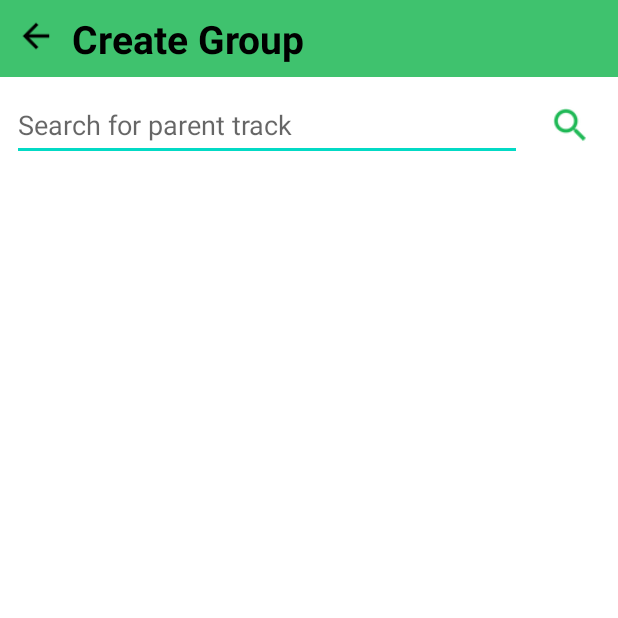
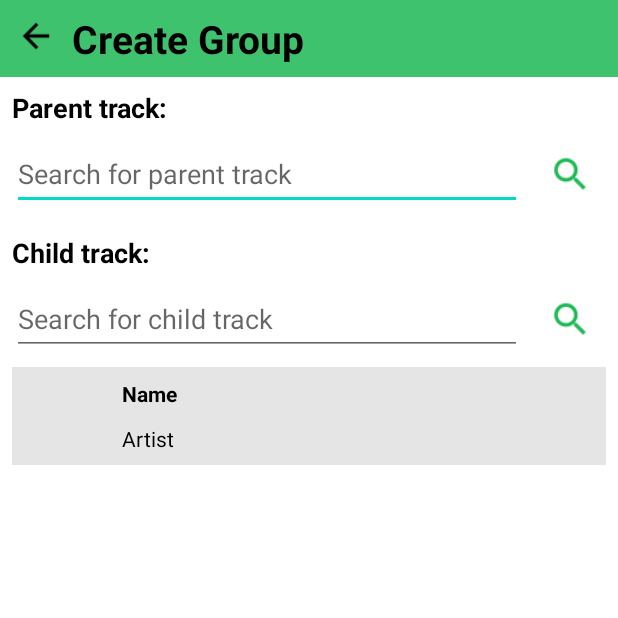
Before and after one commit to NathanCioppa/SpotifyAutoQueue, an Android app: the CreateGroupActivity screen opened directly, with no data from a screen before it, on a phone screen of 412 x 824 dp, the top half of it. Run offline under Robolectric (Android 15) with nearby library versions, the phone set to English and light mode, and no system bars; pictures from the network do not load.

Commit message:
started setting up child track search

```diff
--- a/app/src/main/java/com/example/spotifyautoqueue/CreateGroupActivity.java
+++ b/app/src/main/java/com/example/spotifyautoqueue/CreateGroupActivity.java
@@ -14,6 +14,7 @@ import android.widget.TextView;
 import com.bumptech.glide.Glide;
 
 import java.util.ArrayList;
+import java.util.concurrent.ExecutionException;
 
 public class CreateGroupActivity extends AppCompatActivity {
 
@@ -51,6 +52,25 @@ public class CreateGroupActivity extends AppCompatActivity {
         }
     }
 
+    static ArrayList<SearchItem> childSearches;
+
+    public void searchForChild(View button) {
+        EditText inputChildSearch = findViewById(R.id.searchChildTrack);
+        SearchSpotify searchSpotify = new SearchSpotify();
+        searchSpotify.searchQuery = inputChildSearch.getText().toString();
+
+        try {
+            childSearches = searchSpotify.execute().get();
+
+            if(childSearches != null) {
+                System.out.println(childSearches);
+            }
+
+        } catch (Exception error) {
+            error.printStackTrace();
+        }
+    }
+
     public void selectTrack(View track) {
 
         String name = ((TextView)track.findViewById(R.id.searchedTrackTitle)).getText().toString();
@@ -58,10 +78,9 @@ public class CreateGroupActivity extends AppCompatActivity {
         String imageUrl = ((ImageView)track.findViewById(R.id.searchedTrackImage)).getTag().toString();
         String uri = track.getTag().toString();
 
+        //tag of parent track will be "p"+ the track uri, child track will just be the uri
         if (uri.charAt(0) == 'p') {
             uri = uri.substring(1);
-
-            System.out.println(name+" "+artist+" "+imageUrl+" "+uri);
 
             ((TextView)findViewById(R.id.selectedParentTrackName)).setText(name);
             ((TextView)findViewById(R.id.selectedParentTrackArtist)).setText(artist);
--- a/app/src/main/res/layout/activity_create_group.xml
+++ b/app/src/main/res/layout/activity_create_group.xml
@@ -40,35 +40,35 @@
         android:layout_width="0dp"
         android:layout_height="48dp"
         android:layout_margin="8dp"
-        android:layout_marginEnd="174dp"
         android:ems="10"
         android:hint="@string/search_parent_hint"
         android:inputType="textPersonName"
-        app:layout_constraintEnd_toEndOf="@+id/imageButton2"
-        app:layout_constraintEnd_toStartOf="@+id/imageButton2"
+        app:layout_constraintEnd_toEndOf="@+id/submitParentSearch"
+        app:layout_constraintEnd_toStartOf="@+id/submitParentSearch"
         app:layout_constraintStart_toStartOf="parent"
-        app:layout_constraintTop_toBottomOf="@+id/constraintLayout3" />
+        app:layout_constraintTop_toBottomOf="@+id/textView9" />
 
     <ImageButton
-        android:id="@+id/imageButton2"
+        android:id="@+id/submitParentSearch"
         style="@style/button_background"
         android:layout_width="48dp"
         android:layout_height="48dp"
-        android:layout_margin="8dp"
+        android:layout_marginRight="8dp"
         android:contentDescription="@string/search_button_description"
         android:onClick="searchForParent"
         android:scaleX="1.2"
         android:scaleY="1.2"
         app:layout_constraintEnd_toEndOf="parent"
-        app:layout_constraintTop_toBottomOf="@+id/constraintLayout3"
+        app:layout_constraintTop_toTopOf="@+id/searchParentTrack"
         app:srcCompat="?android:attr/actionModeWebSearchDrawable"
         app:tint="@color/spotify_logo_green" />
 
     <androidx.recyclerview.widget.RecyclerView
         android:id="@+id/searchedParentTrackRecycler"
         android:layout_width="match_parent"
-        android:layout_height="150dp"
+        android:layout_height="200dp"
         android:layout_marginTop="8dp"
+        android:visibility="gone"
         app:layout_constraintEnd_toEndOf="parent"
         app:layout_constraintHorizontal_bias="0.0"
         app:layout_constraintStart_toStartOf="parent"
@@ -76,6 +76,7 @@
 
     <androidx.constraintlayout.widget.ConstraintLayout
         android:id="@+id/selectedParentTrackLayout"
+        style="@style/card_background"
         android:layout_width="match_parent"
         android:layout_height="wrap_content"
         android:layout_margin="8dp"
@@ -86,8 +87,8 @@
 
         <ImageView
             android:id="@+id/selectedParentTrackImage"
-            android:layout_width="70dp"
-            android:layout_height="70dp"
+            android:layout_width="65dp"
+            android:layout_height="65dp"
             app:layout_constraintBottom_toBottomOf="parent"
             app:layout_constraintStart_toStartOf="parent"
             app:layout_constraintTop_toTopOf="parent" />
@@ -119,4 +120,108 @@
             app:layout_constraintEnd_toEndOf="parent"
             app:layout_constraintStart_toEndOf="@+id/selectedParentTrackImage" />
     </androidx.constraintlayout.widget.ConstraintLayout>
+
+    <androidx.constraintlayout.widget.ConstraintLayout
+        android:id="@+id/selectedChildTrackLayout"
+        style="@style/card_background"
+        android:layout_width="match_parent"
+        android:layout_height="wrap_content"
+        android:layout_margin="8dp"
+        app:layout_constraintEnd_toEndOf="parent"
+        app:layout_constraintStart_toStartOf="parent"
+        app:layout_constraintTop_toBottomOf="@+id/searchChildTrack">
+
+        <ImageView
+            android:id="@+id/selectedChildTrackImage"
+            android:layout_width="65dp"
+            android:layout_height="65dp"
+            app:layout_constraintBottom_toBottomOf="parent"
+            app:layout_constraintStart_toStartOf="parent"
+            app:layout_constraintTop_toTopOf="parent" />
+
+        <TextView
+            android:id="@+id/selectedChildTrackName"
+            style="@style/textColor"
+            android:layout_width="0dp"
+            android:layout_height="wrap_content"
+            android:layout_margin="8dp"
+            android:text="@string/name_placeholder"
+            android:textStyle="bold"
+            app:layout_constraintEnd_toEndOf="parent"
+            app:layout_constraintStart_toEndOf="@+id/selectedChildTrackImage"
+            app:layout_constraintTop_toTopOf="parent" />
+
+        <TextView
+            android:id="@+id/selectedChildTrackArtist"
+            style="@style/textColor"
+            android:layout_width="0dp"
+            android:layout_height="wrap_content"
+            android:layout_margin="8dp"
+            android:text="@string/artist_placeholder"
+            app:layout_constraintBottom_toBottomOf="parent"
+            app:layout_constraintEnd_toEndOf="parent"
+            app:layout_constraintStart_toEndOf="@+id/selectedChildTrackImage" />
+    </androidx.constraintlayout.widget.ConstraintLayout>
+
+    <TextView
+        android:id="@+id/textView9"
+        style="@style/textColor"
+        android:layout_width="wrap_content"
+        android:layout_height="wrap_content"
+        android:layout_margin="8dp"
+        android:text="@string/parent_category_title"
+        android:textSize="18sp"
+        android:textStyle="bold"
+        app:layout_constraintStart_toStartOf="parent"
+        app:layout_constraintTop_toBottomOf="@+id/constraintLayout3" />
+
+    <TextView
+        android:id="@+id/textView10"
+        style="@style/textColor"
+        android:layout_width="wrap_content"
+        android:layout_height="wrap_content"
+        android:layout_marginLeft="8dp"
+        android:layout_marginTop="16dp"
+        android:text="@string/child_category_title"
+        android:textSize="18sp"
+        android:textStyle="bold"
+        app:layout_constraintStart_toStartOf="parent"
+        app:layout_constraintTop_toBottomOf="@+id/searchedParentTrackRecycler" />
+
+    <EditText
+        android:id="@+id/searchChildTrack"
+        style="@style/textColor"
+        android:layout_width="0dp"
+        android:layout_height="48dp"
+        android:layout_margin="8dp"
+        android:layout_marginEnd="134dp"
+        android:ems="10"
+        android:hint="@string/search_child_hint"
+        android:inputType="textPersonName"
+        app:layout_constraintEnd_toStartOf="@+id/submitChildSearch"
+        app:layout_constraintStart_toStartOf="parent"
+        app:layout_constraintTop_toBottomOf="@+id/textView10" />
+
+    <ImageButton
+        android:id="@+id/submitChildSearch"
+        style="@style/button_background"
+        android:layout_width="48dp"
+        android:layout_height="48dp"
+        android:layout_marginRight="8dp"
+        android:onClick="searchForChild"
+        android:scaleX="1.2"
+        android:scaleY="1.2"
+        app:layout_constraintEnd_toEndOf="parent"
+        app:layout_constraintTop_toTopOf="@+id/searchChildTrack"
+        app:srcCompat="?android:attr/actionModeWebSearchDrawable"
+        app:tint="@color/spotify_logo_green" />
+
+    <androidx.recyclerview.widget.RecyclerView
+        android:id="@+id/searchedChildTtackRecycler"
+        android:layout_width="match_parent"
+        android:layout_height="200dp"
+        android:layout_marginTop="8dp"
+        app:layout_constraintEnd_toEndOf="parent"
+        app:layout_constraintStart_toStartOf="parent"
+        app:layout_constraintTop_toBottomOf="@+id/selectedChildTrackLayout" />
 </androidx.constraintlayout.widget.ConstraintLayout>
--- a/app/src/main/res/values-night/themes.xml
+++ b/app/src/main/res/values-night/themes.xml
@@ -58,6 +58,10 @@
         <item name="android:background">@color/off_black</item>
     </style>
 
+    <style name="card_background">
+        <item name="android:background">@color/card_black</item>
+    </style>
+
     <style name="textColor">
         <item name="android:textColor">@color/white</item>
         <item name="color">@color/white</item>
--- a/app/src/main/res/values/colors.xml
+++ b/app/src/main/res/values/colors.xml
@@ -12,4 +12,6 @@
     <color name="black">#FF000000</color>
     <color name="off_black">#1E1E1E</color>
     <color name="white">#FFFFFFFF</color>
+    <color name="card_black">#1AFFFFFF</color>
+    <color name="card_white">#1A000000</color>
 </resources>
--- a/app/src/main/res/values/strings.xml
+++ b/app/src/main/res/values/strings.xml
@@ -22,7 +22,13 @@
     <string name="error_log_back_button_description">Back to settings</string>
 
     <string name="create_group_activity_title">Create Group</string>
+
+    <string name="parent_category_title">Parent track:</string>
     <string name="search_parent_hint">Search for parent track</string>
+
+    <string name="child_category_title">Child track:</string>
+    <string name="search_child_hint">Search for child track</string>
+
     <string name="search_button_description">Submit search</string>
     <string name="name_placeholder">Name</string>
     <string name="artist_placeholder">Artist</string>
--- a/app/src/main/res/values/themes.xml
+++ b/app/src/main/res/values/themes.xml
@@ -58,6 +58,10 @@
         <item name="android:background">@color/logo_green_transparent</item>
     </style>
 
+    <style name="card_background">
+        <item name="android:background">@color/card_white</item>
+    </style>
+
     <style name="textColor">
         <item name="android:textColor">@color/black</item>
         <item name="color">@color/black</item>
```
